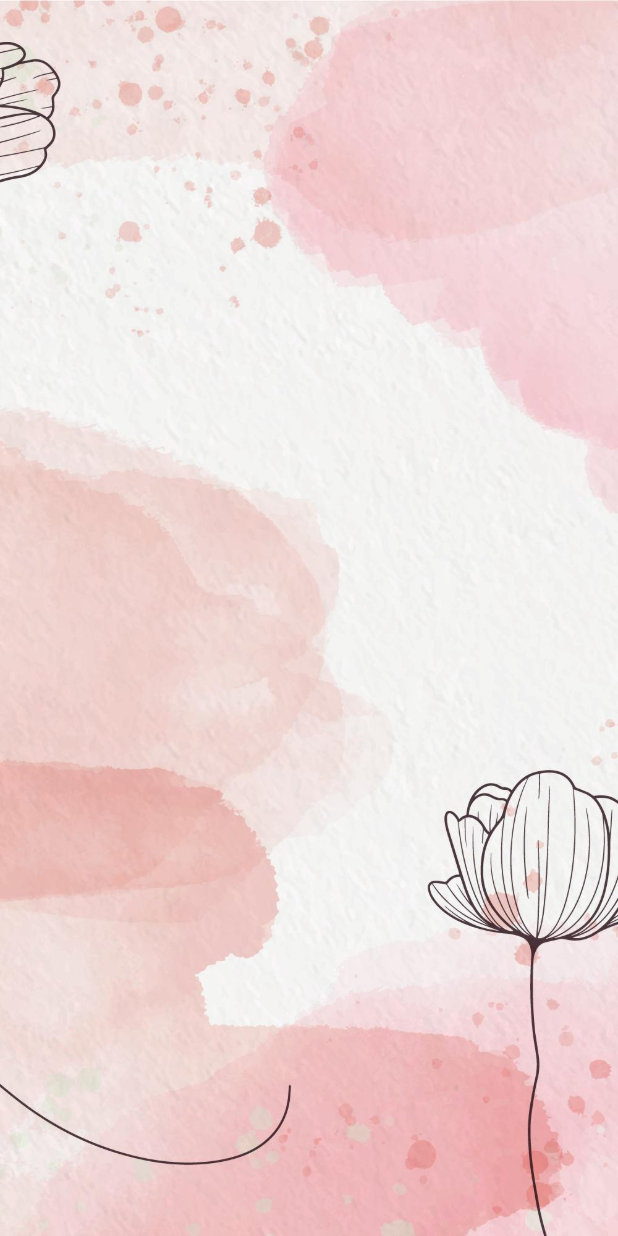
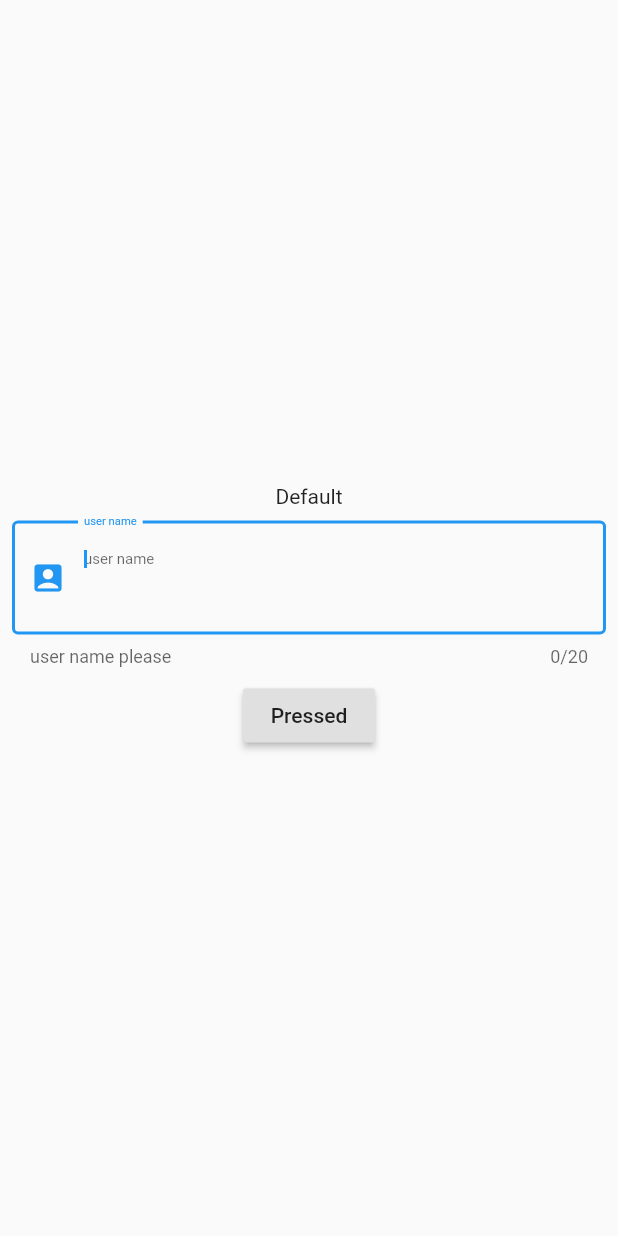
Before and after one commit to MrQureshi/myflutterapp, a Flutter app: the screen it shows after launch, on a phone screen of 412 x 824 dp. Run offline on Flutter 3.47's test engine with Material 2 defaults, Android fonts, the phone set to English and light mode, and no system bars.

Commit message:
textField

```diff
--- a/lib/main.dart
+++ b/lib/main.dart
@@ -7,18 +7,84 @@ void main() {
 class FunStartApp extends StatelessWidget {
   @override
   Widget build(BuildContext context) {
-    return Container(
-      // child: Center(
-      decoration: BoxDecoration(color: Colors.white),
-      child: Image.asset(
-        'assets/images/3.jpg',
-        fit: BoxFit.cover,
+    return MaterialApp(
+      title: 'Text Fields',
+      theme: ThemeData(
+        primarySwatch: Colors.blue,
       ),
-      // )
+      home: MyHomePage(),
     );
   }
 }
 
+class MyHomePage extends StatefulWidget {
+  @override
+  _MyHomePageState createState() => _MyHomePageState();
+}
+
+class _MyHomePageState extends State<MyHomePage> {
+  String myvar;
+  String textToDisplay = 'Default';
+
+  void showText() {
+    setState(() {
+      textToDisplay = myvar;
+    });
+  }
+
+  @override
+  Widget build(BuildContext context) {
+    return Scaffold(
+      body: Column(
+          mainAxisAlignment: MainAxisAlignment.center,
+          children: <Widget>[
+            Text("$textToDisplay"),
+            Padding(
+              padding: const EdgeInsets.all(8.0),
+              child: TextField(
+                onChanged: (text) {
+                  myvar = text;
+                },
+                autocorrect: true,
+                autofocus: true,
+                maxLength: 20,
+                maxLines: 3,
+                //remove all the default design on text field
+                // by hintText :'' under collapsed
+                // decoration: InputDecoration.collapsed(
+                //   hintText: "",
+                // ),
+                decoration: InputDecoration(
+                    hintText: "user name",
+                    labelText: "user name",
+                    helperText: "user name please",
+                    border: OutlineInputBorder(),
+                    prefixIcon: Icon(Icons.account_box)),
+                style: TextStyle(color: Colors.red, fontSize: 10.0),
+              ),
+            ),
+            RaisedButton(onPressed: showText, child: Text('Pressed'))
+          ]),
+    );
+  }
+}
+
+///////images //////
+// class FunStartApp extends StatelessWidget {
+//   @override
+//   Widget build(BuildContext context) {
+//     return Container(
+//       // child: Center(
+//       decoration: BoxDecoration(color: Colors.white),
+//       child: Image.asset(
+//         'assets/images/3.jpg',
+//         fit: BoxFit.cover,
+//       ),
+//       // )
+//     );
+//   }
+// }
+/////// Images end /////
 ////stateFull /////
 // class FunStartApp extends StatefulWidget {
 //   @override
```
